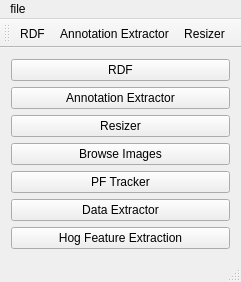
First picture: the form in Core/MainWindowGui.ui, repository Boazrciasn/RDFramework, before the edit.
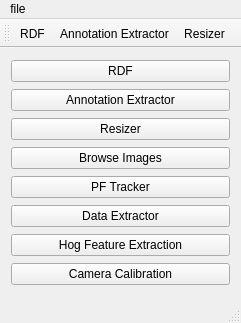
Second picture: the form after the edit.

Commit message: camera calibraiton UI started.

Patch:
```diff
--- a/Core/MainWindowGui.ui
+++ b/Core/MainWindowGui.ui
@@ -13,7 +13,7 @@
     <x>0</x>
     <y>0</y>
     <width>241</width>
-    <height>258</height>
+    <height>323</height>
    </rect>
   </property>
   <property name="windowTitle">
@@ -85,6 +85,13 @@
       </property>
      </widget>
     </item>
+    <item>
+     <widget class="QPushButton" name="pushButton">
+      <property name="text">
+       <string>Camera Calibration</string>
+      </property>
+     </widget>
+    </item>
    </layout>
   </widget>
   <widget class="QMenuBar" name="menuBar">
```
Left out of the diff: 33 changed lines with no effect on the pictures. The commit also changes 14 other files.
